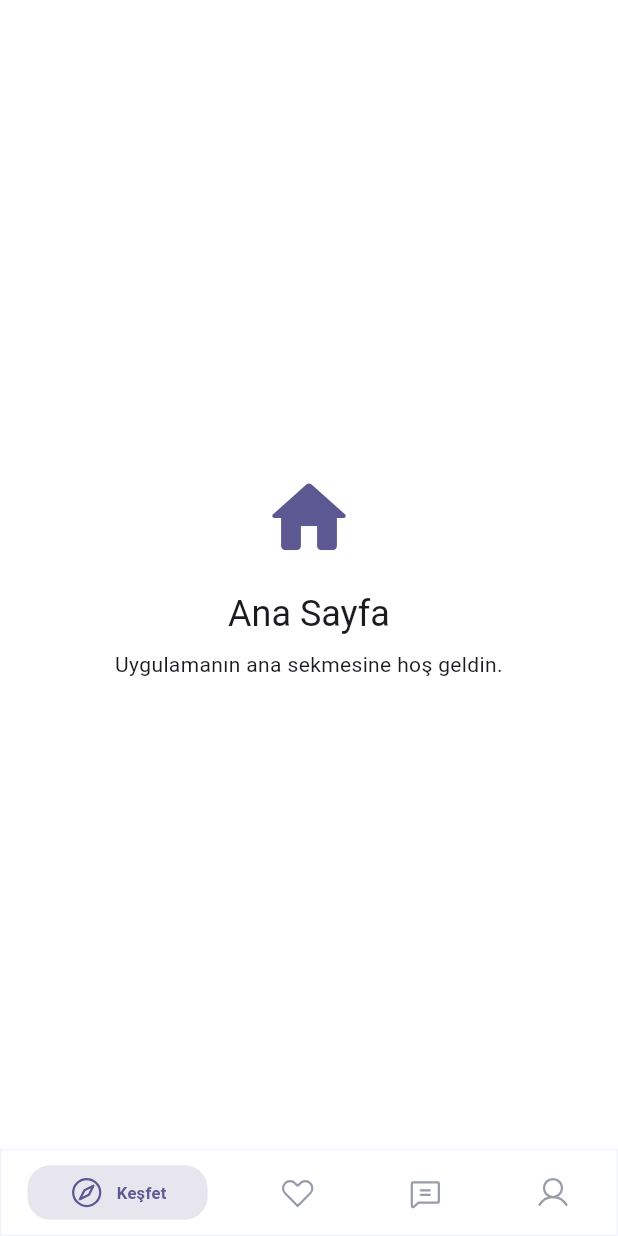
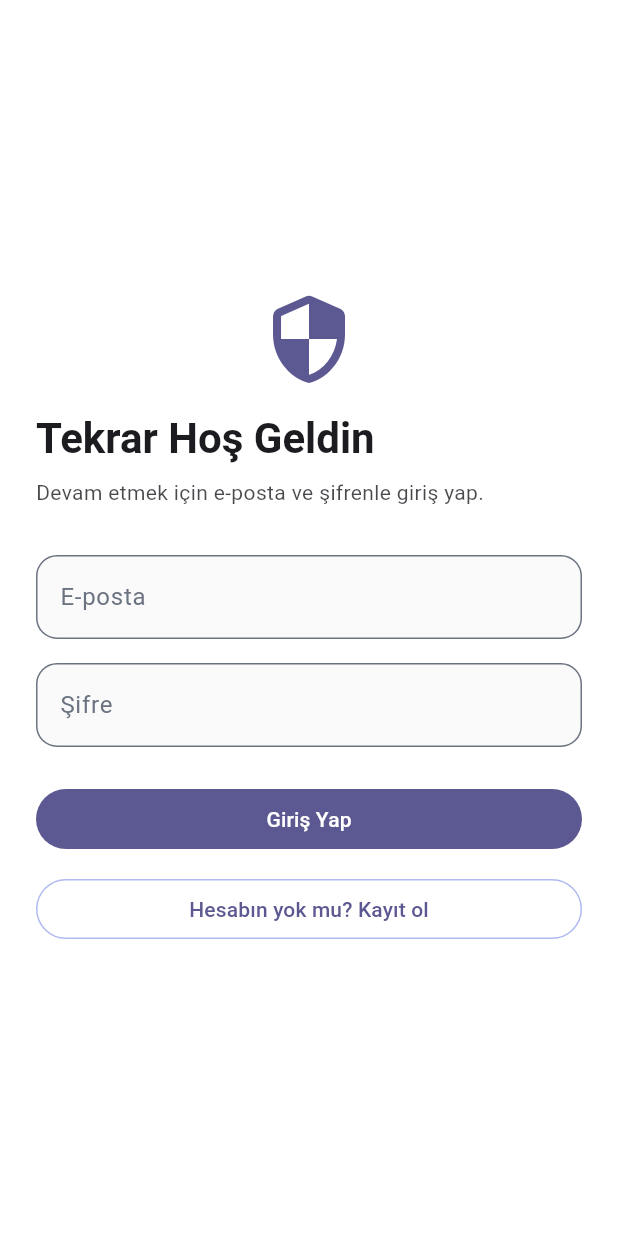
Before and after one commit to mertcan-tas/ferlian, a Flutter app: the screen it shows after launch, on a phone screen of 412 x 824 dp. Run offline on Flutter 3.47's test engine with Material 3 defaults, Android fonts, the phone set to English and light mode, and no system bars; drawn by our look-alikes of persistent_bottom_nav_bar; our stand-ins replace flutter_svg, supabase_flutter; accounts and stored records are empty.

Commit message:
auth provider & pages added

```diff
--- a/lib/main.dart
+++ b/lib/main.dart
@@ -6,8 +6,9 @@ import 'package:supabase_flutter/supabase_flutter.dart';
 
 import 'core/config/supabase_config.dart';
 import 'core/theme/app_theme.dart';
-import 'presentation/navigation/app_shell.dart';
+import 'presentation/navigation/auth_gate.dart';
 import 'presentation/providers/bottom_nav_provider.dart';
+import 'presentation/providers/auth_provider.dart';
 
 Future<void> main() async {
   WidgetsFlutterBinding.ensureInitialized();
@@ -27,6 +28,9 @@ class MyApp extends StatelessWidget {
     return MultiProvider(
       providers: [
         Provider<SupabaseClient>(create: (_) => Supabase.instance.client),
+        ChangeNotifierProvider<AuthProvider>(
+          create: (_) => AuthProvider(Supabase.instance.client),
+        ),
         ChangeNotifierProvider<BottomNavProvider>(
           create: (_) => BottomNavProvider(),
         ),
@@ -43,7 +47,7 @@ class MyApp extends StatelessWidget {
           GlobalWidgetsLocalizations.delegate,
           GlobalCupertinoLocalizations.delegate,
         ],
-        home: const AppShell(),
+        home: const AuthGate(),
       ),
     );
   }
--- /dev/null
+++ b/lib/presentation/navigation/auth_gate.dart
@@ -0,0 +1,30 @@
+import 'package:flutter/material.dart';
+import 'package:provider/provider.dart';
+
+import '../providers/auth_provider.dart';
+import 'app_shell.dart';
+import '../screens/auth/auth_screen.dart';
+
+class AuthGate extends StatelessWidget {
+  const AuthGate({super.key});
+
+  @override
+  Widget build(BuildContext context) {
+    return Consumer<AuthProvider>(
+      builder: (context, auth, _) {
+        switch (auth.status) {
+          case AuthStatus.unknown:
+            return const Scaffold(
+              body: Center(
+                child: CircularProgressIndicator(),
+              ),
+            );
+          case AuthStatus.authenticated:
+            return const AppShell();
+          case AuthStatus.unauthenticated:
+            return const AuthScreen();
+        }
+      },
+    );
+  }
+}
--- /dev/null
+++ b/lib/presentation/screens/auth/auth_screen.dart
@@ -0,0 +1,86 @@
+import 'package:flutter/material.dart';
+
+import 'widgets/login_form.dart';
+import 'widgets/register_form.dart';
+
+class AuthScreen extends StatefulWidget {
+  const AuthScreen({super.key});
+
+  @override
+  State<AuthScreen> createState() => _AuthScreenState();
+}
+
+class _AuthScreenState extends State<AuthScreen> {
+  bool _showLogin = true;
+
+  void _toggle() {
+    setState(() {
+      _showLogin = !_showLogin;
+    });
+  }
+
+  @override
+  Widget build(BuildContext context) {
+    final theme = Theme.of(context);
+    final colorScheme = theme.colorScheme;
+
+    return Scaffold(
+      backgroundColor: colorScheme.surface,
+      body: SafeArea(
+        child: Center(
+          child: SingleChildScrollView(
+            padding: const EdgeInsets.symmetric(horizontal: 24, vertical: 32),
+            child: ConstrainedBox(
+              constraints: const BoxConstraints(maxWidth: 420),
+              child: Column(
+                crossAxisAlignment: CrossAxisAlignment.stretch,
+                children: [
+                  Icon(
+                    Icons.security_rounded,
+                    size: 64,
+                    color: colorScheme.primary,
+                  ),
+                  const SizedBox(height: 16),
+                  Text(
+                    _showLogin ? 'Tekrar Hoş Geldin' : 'Aramıza Katıl',
+                    style: theme.textTheme.headlineMedium?.copyWith(
+                      fontWeight: FontWeight.w700,
+                    ),
+                  ),
+                  const SizedBox(height: 8),
+                  Text(
+                    _showLogin
+                        ? 'Devam etmek için e-posta ve şifrenle giriş yap.'
+                        : 'Supabase destekli hesabını birkaç saniyede oluştur.',
+                    style: theme.textTheme.bodyMedium?.copyWith(
+                      color: theme.textTheme.bodyMedium?.color?.withValues(
+                        alpha: 0.8,
+                      ),
+                    ),
+                  ),
+                  const SizedBox(height: 32),
+                  AnimatedSwitcher(
+                    duration: const Duration(milliseconds: 250),
+                    transitionBuilder: (child, animation) => FadeTransition(
+                      opacity: animation,
+                      child: child,
+                    ),
+                    child: _showLogin
+                        ? LoginForm(
+                            key: const ValueKey('login_form'),
+                            onRegisterRequested: _toggle,
+                          )
+                        : RegisterForm(
+                            key: const ValueKey('register_form'),
+                            onLoginRequested: _toggle,
+                          ),
+                  ),
+                ],
+              ),
+            ),
+          ),
+        ),
+      ),
+    );
+  }
+}
--- /dev/null
+++ b/lib/presentation/screens/auth/widgets/auth_text_field.dart
@@ -0,0 +1,52 @@
+import 'package:flutter/material.dart';
+
+class AuthTextField extends StatelessWidget {
+  const AuthTextField({
+    super.key,
+    required this.controller,
+    required this.label,
+    this.keyboardType = TextInputType.text,
+    this.obscureText = false,
+    this.textInputAction = TextInputAction.next,
+    this.validator,
+    this.autofillHints,
+    this.onSubmitted,
+  });
+
+  final TextEditingController controller;
+  final String label;
+  final TextInputType keyboardType;
+  final bool obscureText;
+  final TextInputAction textInputAction;
+  final String? Function(String?)? validator;
+  final Iterable<String>? autofillHints;
+  final void Function(String)? onSubmitted;
+
+  @override
+  Widget build(BuildContext context) {
+    final theme = Theme.of(context);
+    final colorScheme = theme.colorScheme;
+
+    return TextFormField(
+      controller: controller,
+      keyboardType: keyboardType,
+      obscureText: obscureText,
+      textInputAction: textInputAction,
+      validator: validator,
+      autofillHints: autofillHints,
+      onFieldSubmitted: onSubmitted,
+      decoration: InputDecoration(
+        labelText: label,
+        border: OutlineInputBorder(
+          borderRadius: BorderRadius.circular(14),
+        ),
+        focusedBorder: OutlineInputBorder(
+          borderRadius: BorderRadius.circular(14),
+          borderSide: BorderSide(color: colorScheme.primary, width: 1.6),
+        ),
+        filled: true,
+        fillColor: colorScheme.surfaceContainerHighest.withValues(alpha: 0.18),
+      ),
+    );
+  }
+}
--- /dev/null
+++ b/lib/presentation/screens/auth/widgets/login_form.dart
@@ -0,0 +1,141 @@
+import 'package:flutter/material.dart';
+import 'package:provider/provider.dart';
+
+import '../../../providers/auth_provider.dart';
+import 'auth_text_field.dart';
+
+class LoginForm extends StatefulWidget {
+  const LoginForm({
+    super.key,
+    required this.onRegisterRequested,
+  });
+
+  final VoidCallback onRegisterRequested;
+
+  @override
+  State<LoginForm> createState() => _LoginFormState();
+}
+
+class _LoginFormState extends State<LoginForm> {
+  final _formKey = GlobalKey<FormState>();
+  final _emailController = TextEditingController();
+  final _passwordController = TextEditingController();
+
+  @override
+  void dispose() {
+    _emailController.dispose();
+    _passwordController.dispose();
+    super.dispose();
+  }
+
+  Future<void> _submit() async {
+    if (!_formKey.currentState!.validate()) {
+      return;
+    }
+    FocusScope.of(context).unfocus();
+    final auth = context.read<AuthProvider>();
+    final success = await auth.signIn(
+      email: _emailController.text.trim(),
+      password: _passwordController.text,
+    );
+    if (!mounted) return;
+    if (!success && auth.errorMessage != null) {
+      _showSnackBar(auth.errorMessage!);
+    }
+  }
+
+  void _showSnackBar(String message) {
+    ScaffoldMessenger.of(context)
+      ..hideCurrentSnackBar()
+      ..showSnackBar(
+        SnackBar(
+          content: Text(message),
+        ),
+      );
+  }
+
+  String? _validateEmail(String? value) {
+    if (value == null || value.trim().isEmpty) {
+      return 'E-posta adresini gir.';
+    }
+    final emailRegex = RegExp(r'^[^@]+@[^@]+\.[^@]+$');
+    if (!emailRegex.hasMatch(value.trim())) {
+      return 'Geçerli bir e-posta adresi yaz.';
+    }
+    return null;
+  }
+
+  String? _validatePassword(String? value) {
+    if (value == null || value.isEmpty) {
+      return 'Şifreni gir.';
+    }
+    if (value.length < 6) {
+      return 'Şifre en az 6 karakter olmalı.';
+    }
+    return null;
+  }
+
+  @override
+  Widget build(BuildContext context) {
+    final auth = context.watch<AuthProvider>();
+
+    return Form(
+      key: _formKey,
+      child: AutofillGroup(
+        child: Column(
+          crossAxisAlignment: CrossAxisAlignment.stretch,
+          children: [
+            AuthTextField(
+              controller: _emailController,
+              label: 'E-posta',
+              keyboardType: TextInputType.emailAddress,
+              validator: _validateEmail,
+              autofillHints: const [AutofillHints.email],
+            ),
+            const SizedBox(height: 16),
+            AuthTextField(
+              controller: _passwordController,
+              label: 'Şifre',
+              obscureText: true,
+              validator: _validatePassword,
+              autofillHints: const [AutofillHints.password],
+              textInputAction: TextInputAction.done,
+              onSubmitted: (_) => _submit(),
+            ),
+            if (auth.errorMessage != null && !auth.isBusy) ...[
+              const SizedBox(height: 12),
+              Text(
+                auth.errorMessage!,
+                style: Theme.of(context).textTheme.bodySmall?.copyWith(
+                      color: Theme.of(context).colorScheme.error,
+                      fontWeight: FontWeight.w600,
+                    ),
+              ),
+            ],
+            const SizedBox(height: 24),
+            FilledButton(
+              onPressed: auth.isBusy ? null : _submit,
+              child: auth.isBusy
+                  ? const SizedBox(
+                      height: 20,
+                      width: 20,
+                      child: CircularProgressIndicator(strokeWidth: 2),
+                    )
+                  : const Text('Giriş Yap'),
+            ),
+            const SizedBox(height: 12),
+            OutlinedButton(
+              onPressed: auth.isBusy
+                  ? null
+                  : () {
+                      context.read<AuthProvider>().clearError();
+                      widget.onRegisterRequested();
+                    },
+              child: const Text('Hesabın yok mu? Kayıt ol'),
+            ),
+          ],
+        ),
+      ),
+    );
+  }
+}
```
Also changed, not shown: lib/presentation/providers/auth_provider.dart (added, +114 -0 lines), lib/presentation/screens/auth/widgets/register_form.dart (added, +182 -0 lines).
